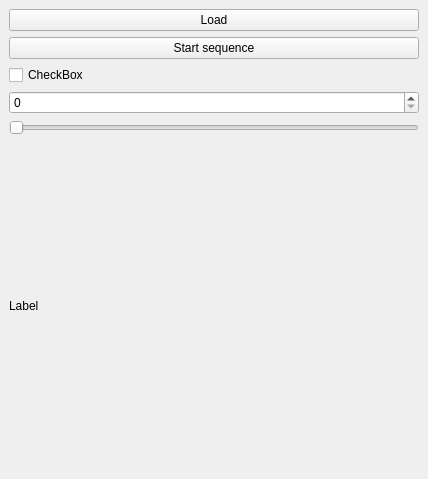
First picture: the form in SamplePluginPA10/src/SamplePlugin.ui, repository alexdupond/ROVI, before the edit.
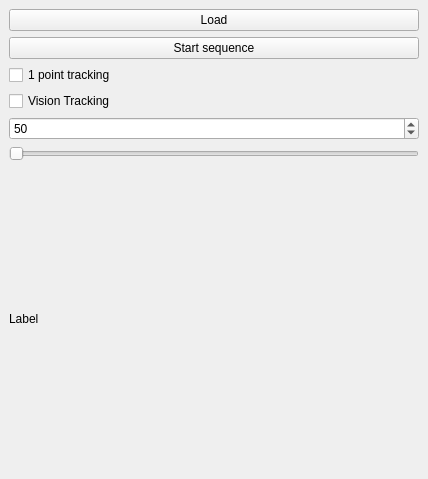
Second picture: the form after the edit.

The edit to the form file:
```diff
--- a/SamplePluginPA10/src/SamplePlugin.ui
+++ b/SamplePluginPA10/src/SamplePlugin.ui
@@ -34,12 +34,29 @@
       <item>
        <widget class="QCheckBox" name="_checkBox">
         <property name="text">
-         <string>CheckBox</string>
+         <string>1 point tracking</string>
         </property>
        </widget>
       </item>
       <item>
-       <widget class="QSpinBox" name="_spinBox"/>
+       <widget class="QCheckBox" name="_Vision">
+        <property name="text">
+         <string>Vision Tracking</string>
+        </property>
+       </widget>
+      </item>
+      <item>
+       <widget class="QSpinBox" name="_spinBox">
+        <property name="minimum">
+         <number>5</number>
+        </property>
+        <property name="maximum">
+         <number>100</number>
+        </property>
+        <property name="value">
+         <number>50</number>
+        </property>
+       </widget>
       </item>
       <item>
        <widget class="QSlider" name="_slider">
```
